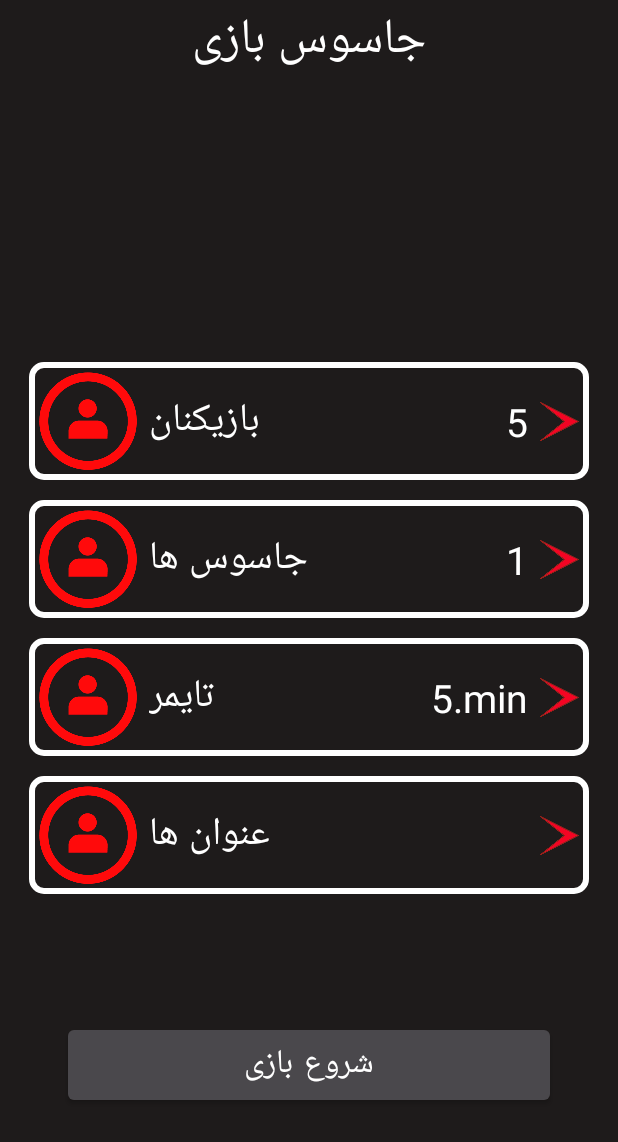
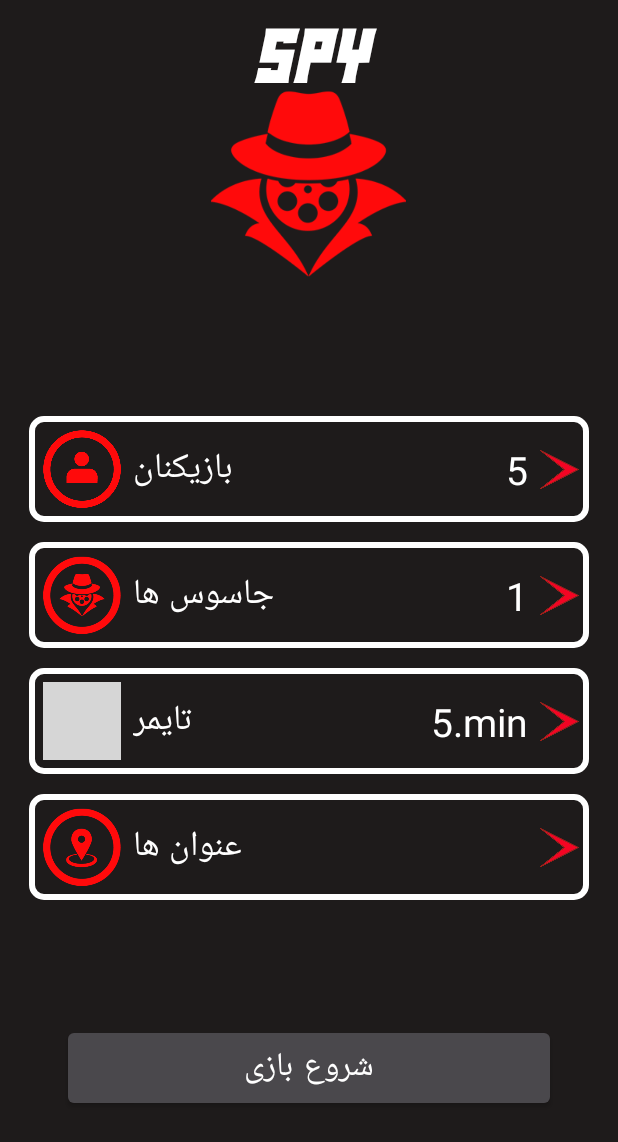
Before and after one commit to Android-sadjad/Spy, an Android app: the screen it shows after launch (MainActivity), on a phone screen of 412 x 824 dp. Shown: the top 1142 px of the screen. Run offline under Robolectric (Android 15) with nearby library versions, the phone set to English and light mode, and no system bars; our stand-ins replace sdp/ssp sizes; grey boxes are pictures that could not be loaded.

Commit message:
change ui MainActivity and set some toast for numbers

```diff
--- a/app/src/main/java/com/example/spy/Activities/MainActivity.java
+++ b/app/src/main/java/com/example/spy/Activities/MainActivity.java
@@ -139,7 +139,7 @@ public class MainActivity extends AppCompatActivity {
                 numbersModel=new NumbersModel(MainActivity.this);
 
                 if (numbersModel.getSpyNumber() > numbersModel.getPlayerNumber() / 2) {
-                    Toast.makeText(MainActivity.this, "تعداد جاسوس ها بیش از نصف بازیکنان است", Toast.LENGTH_LONG).show();
+                    Toast.makeText(MainActivity.this, getString(R.string.more_than_half_spy), Toast.LENGTH_LONG).show();
                     return;
                 } else {
                     startActivity(new Intent(MainActivity.this, GameActivity.class));
--- a/app/src/main/java/com/example/spy/Dialogs/PlayerDialog.java
+++ b/app/src/main/java/com/example/spy/Dialogs/PlayerDialog.java
@@ -7,10 +7,12 @@ import android.view.View;
 import android.widget.Button;
 import android.widget.ImageView;
 import android.widget.TextView;
+import android.widget.Toast;
 
 import androidx.annotation.NonNull;
 import androidx.constraintlayout.widget.ConstraintLayout;
 
+import com.example.spy.Activities.MainActivity;
 import com.example.spy.Classes.MyConstant;
 import com.example.spy.Interfaces.CallBackNumbers;
 import com.example.spy.Models.NumbersModel;
@@ -183,7 +185,12 @@ public class PlayerDialog extends Dialog {
 
 
                 } else if (tag.equals(MyConstant.CL_SPY)) {
-                    callBackNumbers.callNumber(numbersModel.getSpyNumber());
+                    if (numbersModel.getSpyNumber() > numbersModel.getPlayerNumber() / 2) {
+                        Toast.makeText(context,"تعداد جاسوس ها بیش از نصف بازیکنان است", Toast.LENGTH_LONG).show();
+                    return;
+                    }
+                    else {  callBackNumbers.callNumber(numbersModel.getSpyNumber());}
+
 
                 } else if (tag.equals(MyConstant.CL_TIMER)) {
 
--- a/app/src/main/res/layout/activity_main.xml
+++ b/app/src/main/res/layout/activity_main.xml
@@ -12,15 +12,17 @@
         android:layout_width="match_parent"
         android:layout_height="wrap_content"
         android:gravity="center"
-        android:orientation="horizontal"
+        android:orientation="vertical"
         app:layout_constraintTop_toTopOf="parent">
 
 
         <TextView
             android:id="@+id/tv_game"
-            android:layout_width="wrap_content"
+            android:layout_width="match_parent"
             android:layout_height="wrap_content"
-            android:text="@string/spy_game"
+            android:text="@string/spy_english"
+            android:gravity="center"
+            android:fontFamily="@font/eye_spy_italic"
             android:textColor="@color/white"
             android:textSize="@dimen/spy_main_title_text_size"
             app:layout_constraintBottom_toTopOf="@id/cl_player"
@@ -28,12 +30,24 @@
             app:layout_constraintRight_toRightOf="parent"
             app:layout_constraintTop_toTopOf="parent" />
 
+        <ImageView
+            android:layout_width="@dimen/iv_logo_main_width"
+            android:layout_height="@dimen/iv_logo_main_height"
+            android:src="@drawable/red_logo_card"
+
+            />
+
+
     </LinearLayout>
+
+
+
 
     <androidx.constraintlayout.widget.ConstraintLayout
         android:id="@+id/cl_items"
         android:layout_width="match_parent"
         android:layout_height="wrap_content"
+        android:layout_marginTop="@dimen/_30sdp"
         app:layout_constraintBottom_toBottomOf="parent"
         app:layout_constraintLeft_toLeftOf="parent"
         app:layout_constraintRight_toRightOf="parent"
@@ -95,7 +109,7 @@
             <ImageView
                 android:id="@+id/iv_icon_spy"
                style="@style/main_icons_cl"
-                android:background="@drawable/ic_player"
+                android:background="@drawable/ic_spy"
                 app:layout_constraintBottom_toBottomOf="parent"
                 app:layout_constraintLeft_toLeftOf="parent"
                 app:layout_constraintTop_toTopOf="parent"
@@ -139,7 +153,7 @@
             <ImageView
                 android:id="@+id/iv_icon_timer"
                 style="@style/main_icons_cl"
-                android:background="@drawable/ic_player"
+                android:background="@drawable/ic_timer"
                 app:layout_constraintBottom_toBottomOf="parent"
                 app:layout_constraintLeft_toLeftOf="parent"
                 app:layout_constraintTop_toTopOf="parent"
@@ -183,7 +197,7 @@
             <ImageView
                 android:id="@+id/iv_icon_objects"
                 style="@style/main_icons_cl"
-                android:background="@drawable/ic_player"
+                android:background="@drawable/ic_location"
                 app:layout_constraintBottom_toBottomOf="parent"
                 app:layout_constraintLeft_toLeftOf="parent"
                 app:layout_constraintTop_toTopOf="parent"
--- a/app/src/main/res/values/dimens.xml
+++ b/app/src/main/res/values/dimens.xml
@@ -7,15 +7,17 @@
 
 
     <!--main_activity-->
-    <dimen name="spy_main_title_text_size">@dimen/_25ssp</dimen>
+    <dimen name="spy_main_title_text_size">@dimen/_35ssp</dimen>
     <dimen name="start_game_button_height">@dimen/_45sdp</dimen>
     <dimen name="start_game_button_text_size">@dimen/_17ssp</dimen>
-    <dimen name="main_title_cl_text_size">@dimen/_20ssp</dimen>
-    <dimen name="main_icons_cl_width">@dimen/_50sdp</dimen>
-    <dimen name="main_icons_cl_height">@dimen/_50sdp</dimen>
+    <dimen name="main_title_cl_text_size">@dimen/_18ssp</dimen>
+    <dimen name="main_icons_cl_width">@dimen/_40sdp</dimen>
+    <dimen name="main_icons_cl_height">@dimen/_40sdp</dimen>
     <dimen name="main_arrows_cl_width">@dimen/_20sdp</dimen>
     <dimen name="main_arrows_cl_height">@dimen/_20sdp</dimen>
     <dimen name="main_numbers_cl_text_size">@dimen/_20ssp</dimen>
+    <dimen name="iv_logo_main_height">@dimen/_100sdp</dimen>
+    <dimen name="iv_logo_main_width">@dimen/_100sdp</dimen>
 
 
 
--- a/app/src/main/res/values/strings.xml
+++ b/app/src/main/res/values/strings.xml
@@ -3,6 +3,7 @@
 
 
     <string name="spy_game">جاسوس بازی</string>
+    <string name="spy_english">SPY</string>
     <string name="players">بازیکنان</string>
     <string name="spies">جاسوس ها</string>
     <string name="timer">تایمر</string>
@@ -25,14 +26,10 @@
     <string name="get_to_next_player">دستگاه را به نفر بعدی بدهید</string>
     <string name="close">بستن</string>
     <string name="you_are_spy">شما جاسوس هستید</string>
+    <string name="more_than_half_spy">تعداد جاسوس ها بیش از نصف بازیکنان است</string>
 
 
-
-
-
-
-
- <array name="location_list">
+    <array name="location_list">
 
 <item>کارخانه</item>
 <item>خانه سالمندان</item>
--- a/app/src/main/res/values/styles.xml
+++ b/app/src/main/res/values/styles.xml
@@ -30,7 +30,7 @@
 
         <item name="android:layout_width">@dimen/main_icons_cl_width</item>
         <item name="android:layout_height">@dimen/main_icons_cl_height</item>
-        <item name="android:layout_margin">@dimen/_5sdp</item>
+        <item name="android:layout_margin">@dimen/_7sdp</item>
 
     </style>
 
```
Also changed, not shown: app/src/main/res/drawable/ic_location.png (added), app/src/main/res/drawable/ic_spy.png (added), app/src/main/res/font/eye_spy_italic.otf (added).
